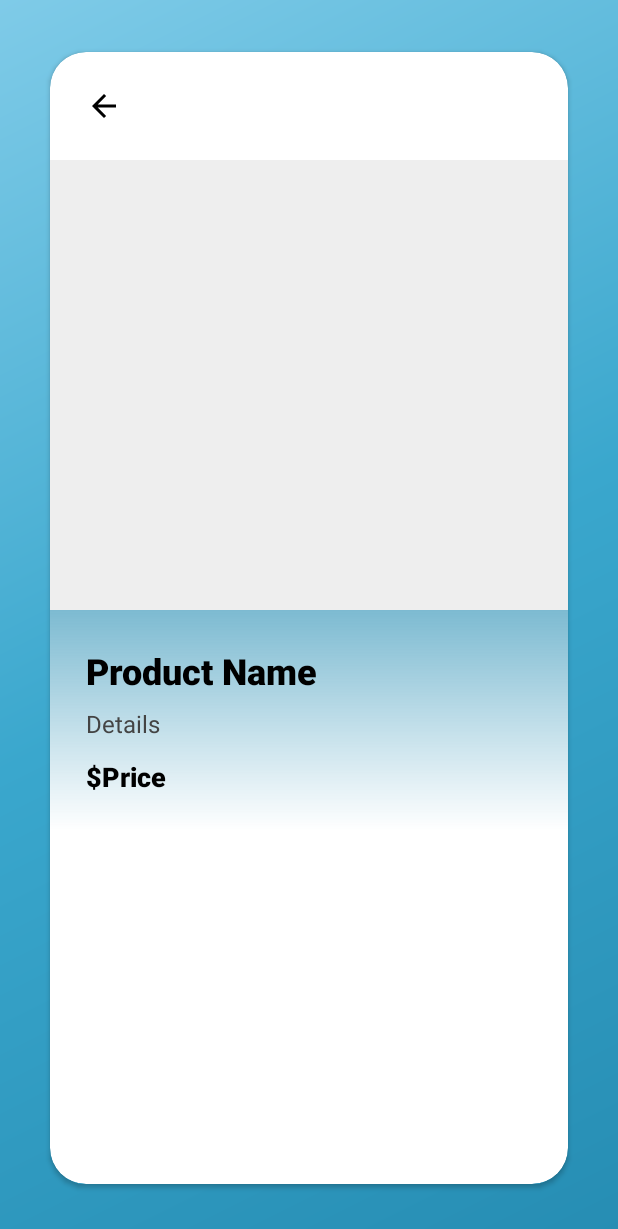
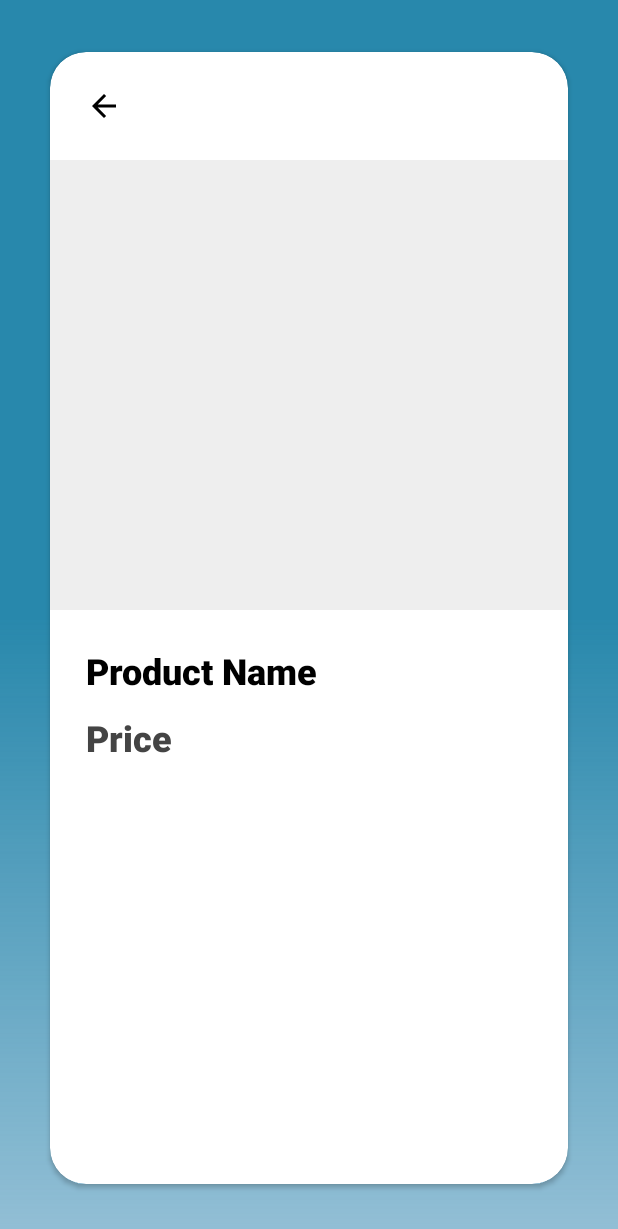
Before and after one commit to tinker-app/tinker, an Android app: the screen it shows after launch (MainActivity), after a tap on "LAPTOPS", on a phone screen of 412 x 824 dp. Shown: the top 1229 px of the screen. Run offline under Robolectric (Android 15) with nearby library versions, the phone set to English and light mode, and no system bars; our stand-ins replace Firebase (no records; nobody signed in at launch, a user with empty details on screens opened directly); libraries missing offline, so code that uses them is left out: org.apache.commons; 13 statements that could not run were skipped.

Commit message:
Added price view

```diff
--- a/app/src/main/java/com/example/tinker/DataProcessor.java
+++ b/app/src/main/java/com/example/tinker/DataProcessor.java
@@ -6,7 +6,7 @@
 public class DataProcessor {
     public static double[][] getProductFeatureMatrix(List<Product> products) {
         int numProducts = products.size();
-        double[][] matrix = new double[numProducts][7];
+        double[][] matrix = new double[numProducts][6];
 
         for (int i = 0; i < numProducts; i++) matrix[i] = products.get(i).getAttributes();
 
--- a/app/src/main/java/com/example/tinker/MainActivity.java
+++ b/app/src/main/java/com/example/tinker/MainActivity.java
@@ -10,6 +10,8 @@
 import android.view.GestureDetector;
 import android.view.MotionEvent;
 import android.view.View;
+import android.view.animation.AccelerateInterpolator;
+import android.view.animation.DecelerateInterpolator;
 import android.widget.Button;
 import android.widget.ImageButton;
 import android.widget.ImageView;
@@ -34,7 +36,7 @@
     private LinearLayout homeLayout;
     private Button buttonLaptops, buttonPhones, buttonTablets;
     private ImageButton buttonBack;
-    private TextView productName;
+    private TextView productName, productPrice;
     private ImageView productImage;
     private CardView cardView;
     private GestureDetector gestureDetector;
@@ -50,7 +52,6 @@
     @SuppressLint("ClickableViewAccessibility")
     @Override
     protected void onCreate(Bundle savedInstanceState) {
-
         super.onCreate(savedInstanceState);
         setContentView(R.layout.activity_main);
 
@@ -62,6 +63,7 @@
         buttonBack = findViewById(R.id.buttonBack);
         productName = findViewById(R.id.productName);
         productImage = findViewById(R.id.productImage);
+        productPrice = findViewById(R.id.productPrice);
 
         laptopsList = new ArrayList<>();
         phonesList = new ArrayList<>();
@@ -78,18 +80,23 @@
         });
 
         buttonLaptops.setOnClickListener(v -> {
+            animateButtonTransition(buttonLaptops);
             homeLayout.setVisibility(View.GONE);
             cardView.setVisibility(View.VISIBLE);
             category = "laptops";
             loadProduct(laptops_engine.getRecommendedProduct());
         });
+
         buttonPhones.setOnClickListener(v -> {
+            animateButtonTransition(buttonPhones);
             homeLayout.setVisibility(View.GONE);
             cardView.setVisibility(View.VISIBLE);
             category = "phones";
             loadProduct(phones_engine.getRecommendedProduct());
         });
+
         buttonTablets.setOnClickListener(v -> {
+            animateButtonTransition(buttonTablets);
             homeLayout.setVisibility(View.GONE);
             cardView.setVisibility(View.VISIBLE);
             category = "tablets";
@@ -166,26 +173,19 @@
     @SuppressLint({"DefaultLocale", "SetTextI18n"})
     private void loadProduct(Product product) {
         this.product = product;
-        String product_name_raw = product.getName().strip();
+        productPrice.setText("$" + String.valueOf(product.getPrice()));
         if (product.getName().length() < 75) {
-            productName.setText(product_name_raw);
+            productName.setText(product.getName().strip());
         }
         else {
-            productName.setText(product_name_raw.substring(0, Math.min(product_name_raw.length(), 75)));
+            productName.setText(product.getName().strip().substring(0, Math.min(product.getName().strip().length(), 75)) + " ...");
         }
-
 
         // Load product image
         Glide.with(this)
                 .load(product.getImageUrl())
                 .into(productImage);
-
-        // Make product name a clickable link
-//        productName.setOnClickListener(v -> {
-//            Intent browserIntent = new Intent(Intent.ACTION_VIEW, Uri.parse(product.getProductUrl()));
-//            startActivity(browserIntent);
-//        });
-   }
+    }
 
     private class SwipeGestureListener extends GestureDetector.SimpleOnGestureListener {
         private static final int SWIPE_THRESHOLD = 100;
@@ -210,6 +210,7 @@
             return false;
         }
     }
+
     private void animateSwipe(float translationX, Runnable onAnimationEnd) {
         cardView.animate()
                 .translationX(translationX)
@@ -221,10 +222,10 @@
                     cardView.setRotation(0);
                     cardView.setAlpha(1f);
                     onAnimationEnd.run();
-
                 })
                 .start();
     }
+
     private void onSwipeRight() {
         animateSwipe(1000f, () -> {
             if (category.equals("laptops")) {
@@ -257,11 +258,29 @@
         });
     }
 
-
     private void enableButtons(boolean enabled) {
         buttonLaptops.setEnabled(enabled);
         buttonPhones.setEnabled(enabled);
         buttonTablets.setEnabled(enabled);
     }
 
+    // Animate the button when clicked
+    private void animateButtonTransition(Button button) {
+        button.animate()
+                .alpha(0f)
+                .scaleX(0.9f)
+                .scaleY(0.9f)
+                .setDuration(300)
+                .setInterpolator(new AccelerateInterpolator())
+                .withEndAction(() -> {
+                    button.animate()
+                            .alpha(1f)
+                            .scaleX(1f)
+                            .scaleY(1f)
+                            .setDuration(300)
+                            .setInterpolator(new DecelerateInterpolator())
+                            .start();
+                })
+                .start();
+    }
 }
--- a/app/src/main/java/com/example/tinker/Product.java
+++ b/app/src/main/java/com/example/tinker/Product.java
@@ -1,28 +1,33 @@
 package com.example.tinker;
+
+import android.util.Log;
 
 import java.util.ArrayList;
 import com.google.firebase.firestore.DocumentReference;
 
 public class Product {
     private String name, image_url, product_url;
-    private final double[] attributes;   // 7-dimensional Vector
+    private double price;
+    private final double[] attributes;   // 6-dimensional Vector
 
     public String getName() { return name; }
 
     public String getImageUrl() { return image_url; }
 
     public String getProductUrl() { return product_url; }
+    public double getPrice() { return price; }
 
     public double[] getAttributes() { return attributes; }
 
     public Product(DocumentReference documentReference) {
-        attributes = new double[7];
+        attributes = new double[6];
         documentReference
                 .get()
                 .addOnSuccessListener(documentSnapshot -> {
                     this.name = documentSnapshot.getString("name");
                     this.product_url = documentSnapshot.getString("product_url");
                     this.image_url = documentSnapshot.getString("image_url");
+                    this.price = documentSnapshot.getDouble("actual_price");
 
                     // Populate Attributes Vector
                     attributes[0] = documentSnapshot.getDouble("brand");
@@ -31,7 +36,6 @@
                     attributes[3] = documentSnapshot.getDouble("ram");
                     attributes[4] = documentSnapshot.getDouble("storage");
                     attributes[5] = documentSnapshot.getDouble("size");
-                    attributes[6] = documentSnapshot.getDouble("weight");
                 });
     }
 }
--- a/app/src/main/java/com/example/tinker/RecommendationEngine.java
+++ b/app/src/main/java/com/example/tinker/RecommendationEngine.java
@@ -14,8 +14,8 @@
     private int num_likes = 0;
     private double alpha = 0.7; // SVD weight
     private double beta = 0.3;  // Dislike penalty
-    private final double[] featureWeights = {0.5, 0.5, 0.5, 0.5, 0.5, 0.5, 0.5};
-    private final double[] featurePreferences = new double[7];
+    private final double[] featureWeights = {0.5, 0.5, 0.5, 0.5, 0.5, 0.5};
+    private final double[] featurePreferences = new double[6];
     private final double learningRate = 0.1;
 
 
@@ -33,13 +33,13 @@
             return;
         }
 
-        double[] sums = new double[7];
+        double[] sums = new double[6];
         for (Product p : candidateProducts) {
             double[] features = p.getAttributes();
-            for (int i = 0; i < 7; i++) sums[i] += features[i];
+            for (int i = 0; i < 6; i++) sums[i] += features[i];
         }
 
-        for (int i = 0; i < 7; i++) featurePreferences[i] = sums[i] / candidateProducts.size();
+        for (int i = 0; i < 6; i++) featurePreferences[i] = sums[i] / candidateProducts.size();
     }
 
     public void handleSwipe(Product product, boolean isRightSwipe) {
@@ -57,7 +57,7 @@
 
     private void updateFeatureWeights(Product product, boolean isRightSwipe) {
         double[] productFeatures = product.getAttributes();
-        for (int i = 0; i < 7; i++) {
+        for (int i = 0; i < 6; i++) {
             double featureDiff = Math.abs(productFeatures[i] - featurePreferences[i]);
             double similarity = 1 - featureDiff;
             double adjustment = learningRate * (isRightSwipe ? similarity : -similarity);
@@ -90,7 +90,9 @@
         double svdScore = userVector.dotProduct(productVector);
 
         double featureScore = 0;
-        for (int i = 0; i < 7; i++) featureScore += featureWeights[i] * (1 - Math.abs(features[i] - featurePreferences[i]));
+        for (int i = 0; i < 6; i++)
+            featureScore += featureWeights[i] * (1 - Math.abs(features[i] - featurePreferences[i]));
+
         return alpha * svdScore + (1 - alpha) * featureScore;
     }
 
--- a/app/src/main/res/drawable/gradient_background.xml
+++ b/app/src/main/res/drawable/gradient_background.xml
@@ -2,9 +2,9 @@
 <shape xmlns:android="http://schemas.android.com/apk/res/android">
     <gradient
         android:type="linear"
-        android:angle="135"
-        android:startColor="#268DB3"
-        android:centerColor="#3AA7CD"
-        android:endColor="#7FCBE8"
+        android:angle="90"
+        android:startColor="#802888AC"
+        android:centerColor="#2888AC"
+        android:endColor="#2888AC"
         />
 </shape>
--- a/app/src/main/res/drawable/scrim_gradient.xml
+++ b/app/src/main/res/drawable/scrim_gradient.xml
@@ -3,7 +3,7 @@
     <gradient
         android:type="linear"
         android:angle="90"
-        android:startColor="#00268DB3"
-        android:endColor="#99268DB3"
+        android:startColor="#99268DB3"
+        android:endColor="#00268DB3"
         />
 </shape>
--- a/app/src/main/res/layout/activity_main.xml
+++ b/app/src/main/res/layout/activity_main.xml
@@ -9,122 +9,123 @@
     tools:context=".MainActivity">
 
     <!-- Home Layout: Category Selection -->
+
+    <!-- Product Layout: Swipe View (initially hidden) -->
     <LinearLayout
         android:id="@+id/homeLayout"
         android:layout_width="0dp"
         android:layout_height="0dp"
+        android:gravity="center"
         android:orientation="vertical"
-        android:gravity="center"
         android:padding="32dp"
+        app:layout_constraintBottom_toBottomOf="parent"
+        app:layout_constraintEnd_toEndOf="parent"
+        app:layout_constraintHorizontal_bias="0.0"
+        app:layout_constraintStart_toStartOf="parent"
         app:layout_constraintTop_toTopOf="parent"
-        app:layout_constraintBottom_toBottomOf="parent"
-        app:layout_constraintStart_toStartOf="parent"
-        app:layout_constraintEnd_toEndOf="parent">
+        app:layout_constraintVertical_bias="0.0">
 
         <!-- Logo Image -->
         <ImageView
             android:id="@+id/logoImage"
-            android:layout_width="120dp"
-            android:layout_height="120dp"
-            android:layout_marginBottom="16dp"
-            android:src="@drawable/app_logo"
+            android:layout_width="239dp"
+            android:layout_height="243dp"
+            android:layout_gravity="center"
+            android:layout_marginBottom="5dp"
             android:contentDescription="App Logo"
-            android:layout_gravity="center"/>
+            android:src="@drawable/app_logo"/>
 
         <!-- Welcome Text -->
         <TextView
             android:id="@+id/textWelcome"
             android:layout_width="wrap_content"
             android:layout_height="wrap_content"
-            android:text="Choose a Category"
-            android:textSize="28sp"
-            android:textStyle="bold"
-            android:textColor="@color/light_font"
             android:shadowColor="@color/text_shadow"
+            android:layout_margin="45dp"
             android:shadowDx="5"
             android:shadowDy="5"
-            android:shadowRadius="10"/>
+            android:shadowRadius="10"
+            android:text="Choose a Category"
+            android:textColor="@color/light_font"
+            android:textSize="28sp"
+            android:textStyle="bold" />
 
         <!-- Laptops Button -->
         <Button
             android:id="@+id/buttonLaptops"
-            android:drawableLeft="@drawable/ic_laptop"
-            android:drawablePadding="12dp"
             style="@style/Widget.MaterialComponents.Button.OutlinedButton"
             android:layout_width="wrap_content"
             android:layout_height="wrap_content"
-            android:text="Laptops"
-            android:textSize="16sp"
-            android:textColor="@color/black"
+            android:layout_marginBottom="16dp"
             android:backgroundTint="@android:color/white"
-            android:layout_marginBottom="16dp"
+            android:drawableLeft="@drawable/ic_laptop"
+            android:drawablePadding="12dp"
+            android:elevation="8dp"
+            android:fontFamily="sans-serif-medium"
+            android:paddingHorizontal="32dp"
             android:paddingVertical="12dp"
-            android:paddingHorizontal="32dp"
-            android:fontFamily="sans-serif-medium"
-            app:strokeColor="@color/white"
-            app:strokeWidth="1dp"
-            app:cornerRadius="24dp"
-            android:elevation="8dp"
-            android:translationZ="4dp"
-            android:shadowColor="@color/text_shadow"
             android:shadowDx="5"
             android:shadowDy="5"
-            android:shadowRadius="10" />
+            android:shadowRadius="10"
+            android:text="Laptops"
+            android:textColor="@color/black"
+            android:textSize="16sp"
+            android:translationZ="4dp"
+            app:cornerRadius="24dp"
+            app:strokeColor="@color/white"
+            app:strokeWidth="1dp" />
 
         <!-- Phones Button -->
         <Button
             android:id="@+id/buttonPhones"
-            android:drawableLeft="@drawable/ic_phone"
-            android:drawablePadding="12dp"
             style="@style/Widget.MaterialComponents.Button.OutlinedButton"
             android:layout_width="wrap_content"
             android:layout_height="wrap_content"
-            android:text="Phones"
-            android:textSize="16sp"
-            android:textColor="@color/black"
+            android:layout_marginBottom="16dp"
             android:backgroundTint="@android:color/white"
-            android:layout_marginBottom="16dp"
+            android:drawableLeft="@drawable/ic_phone"
+            android:drawablePadding="12dp"
+            android:elevation="8dp"
+            android:fontFamily="sans-serif-medium"
+            android:paddingHorizontal="32dp"
             android:paddingVertical="12dp"
-            android:paddingHorizontal="32dp"
-            android:fontFamily="sans-serif-medium"
-            app:strokeColor="@color/white"
-            app:strokeWidth="1dp"
-            app:cornerRadius="24dp"
-            android:elevation="8dp"
-            android:translationZ="4dp"
-            android:shadowColor="@color/text_shadow"
             android:shadowDx="5"
             android:shadowDy="5"
-            android:shadowRadius="10" />
+            android:shadowRadius="10"
+            android:text="Phones"
+            android:textColor="@color/black"
+            android:textSize="16sp"
+            android:translationZ="4dp"
+            app:cornerRadius="24dp"
+            app:strokeColor="@color/white"
+            app:strokeWidth="1dp" />
 
         <!-- Tablets Button -->
         <Button
             android:id="@+id/buttonTablets"
-            android:drawableLeft="@drawable/ic_tablet"
-            android:drawablePadding="12dp"
             style="@style/Widget.MaterialComponents.Button.OutlinedButton"
             android:layout_width="wrap_content"
             android:layout_height="wrap_content"
-            android:text="Tablets"
-            android:textSize="16sp"
-            android:textColor="@color/black"
             android:backgroundTint="@android:color/white"
+            android:drawableLeft="@drawable/ic_tablet"
+            android:drawablePadding="12dp"
+            android:elevation="8dp"
+            android:fontFamily="sans-serif-medium"
+            android:paddingHorizontal="32dp"
             android:paddingVertical="12dp"
-            android:paddingHorizontal="32dp"
-            android:fontFamily="sans-serif-medium"
-            app:strokeColor="@color/white"
-            app:strokeWidth="1dp"
-            app:cornerRadius="24dp"
-            android:elevation="8dp"
-            android:translationZ="4dp"
-            android:shadowColor="@color/text_shadow"
             android:shadowDx="5"
             android:shadowDy="5"
-            android:shadowRadius="10" />
+            android:shadowRadius="10"
+            android:text="Tablets"
+            android:textColor="@color/black"
+            android:textSize="16sp"
+            android:translationZ="4dp"
+            app:cornerRadius="24dp"
+            app:strokeColor="@color/white"
+            app:strokeWidth="1dp" />
 
     </LinearLayout>
 
-    <!-- Product Layout: Swipe View (initially hidden) -->
     <androidx.cardview.widget.CardView
         android:id="@+id/cardView"
         android:layout_width="0dp"
@@ -169,7 +170,6 @@
             <LinearLayout
                 android:layout_width="match_parent"
                 android:layout_height="wrap_content"
-                android:background="@drawable/scrim_gradient"
                 android:orientation="vertical"
                 android:padding="24dp">
 
@@ -184,28 +184,17 @@
                     android:textColor="@color/black"
                     android:fontFamily="sans-serif-medium" />
 
-                <!-- Product Details -->
-                <TextView
-                    android:id="@+id/productDetails"
-                    android:layout_width="wrap_content"
-                    android:layout_height="wrap_content"
-                    android:text="Details"
-                    android:textSize="16sp"
-                    android:layout_marginTop="8dp"
-                    android:textColor="@color/dark_gray"
-                    android:fontFamily="sans-serif" />
-
                 <!-- Product Price -->
                 <TextView
                     android:id="@+id/productPrice"
                     android:layout_width="wrap_content"
                     android:layout_height="wrap_content"
-                    android:text="$Price"
-                    android:textSize="18sp"
+                    android:textSize="24sp"
                     android:textStyle="bold"
                     android:layout_marginTop="12dp"
-                    android:textColor="@color/black"
-                    android:fontFamily="sans-serif-medium" />
+                    android:fontFamily="sans-serif-medium"
+                    android:text="Price"
+                    android:textColor="@color/dark_gray"/>
             </LinearLayout>
         </LinearLayout>
     </androidx.cardview.widget.CardView>
```
